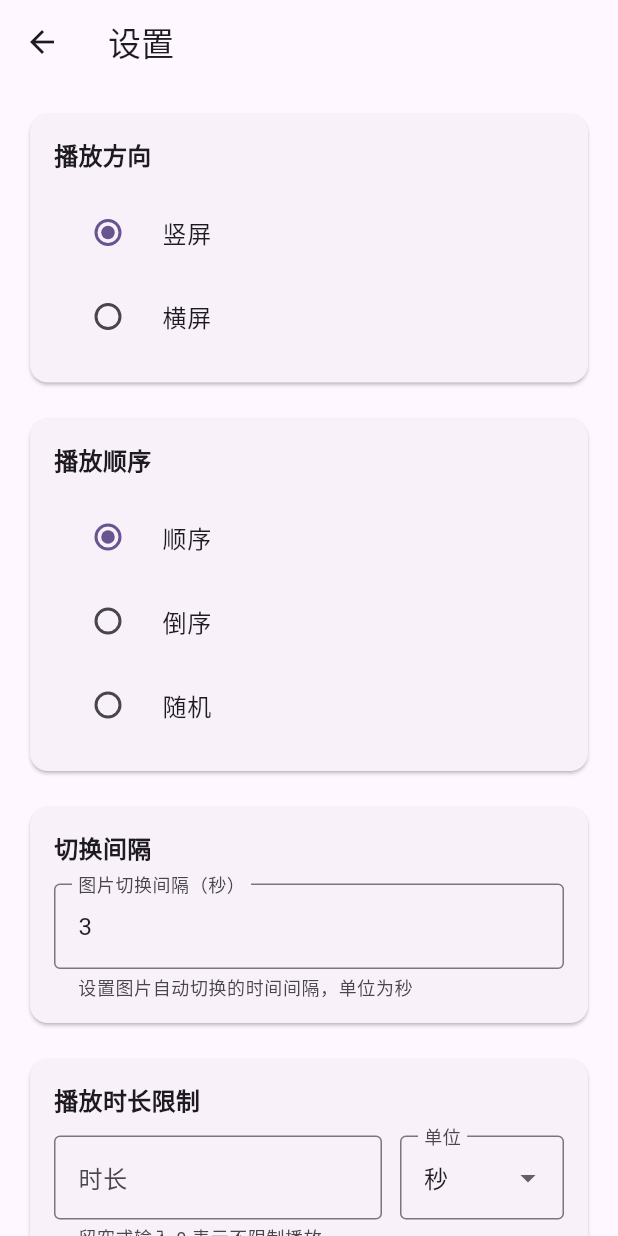
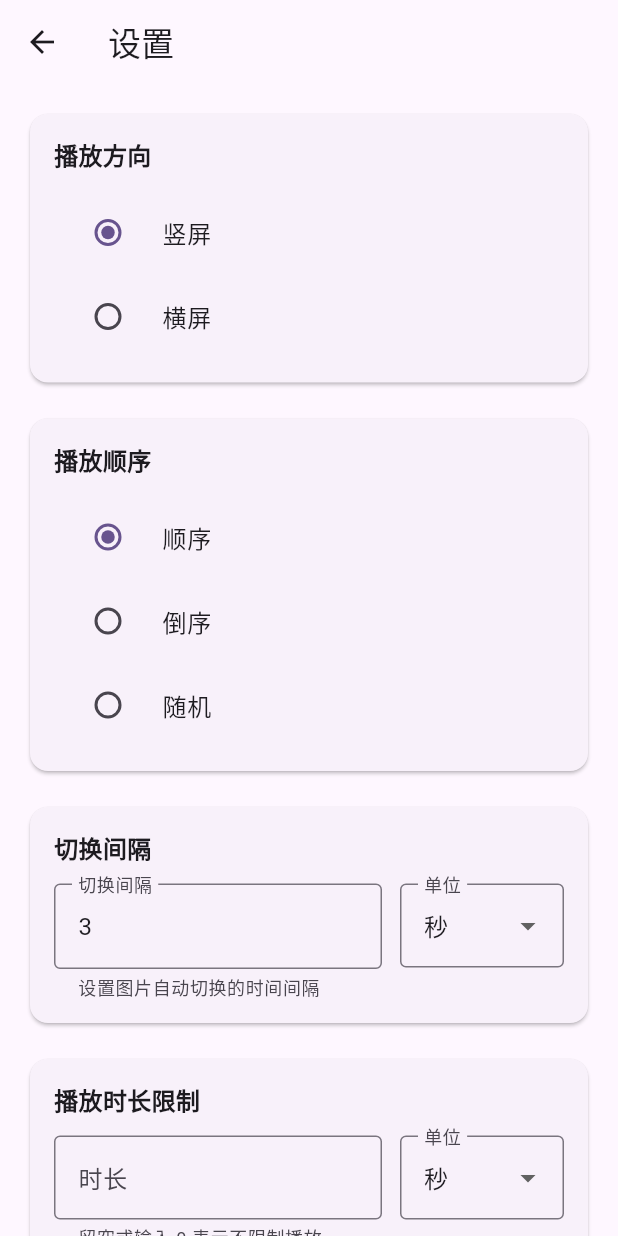
Before and after one commit to 0jiuxian0/vision_loop, a Flutter app: the SettingsPage screen opened directly, after a tap on "竖屏", on a phone screen of 412 x 824 dp. Run offline on Flutter 3.47's test engine with Material 3 defaults, Android fonts, the phone set to English and light mode, and no system bars; our stand-ins replace image_picker, reorderable_grid_view, shared_preferences, video_player, wakelock_plus; missing offline and left inert: video_thumbnail; accounts and stored records are empty.

Commit message:
feat: 设置页切换间隔加上单位

```diff
--- a/lib/main.dart
+++ b/lib/main.dart
@@ -3233,6 +3233,7 @@ class _SettingsPageState extends State<SettingsPage> {
   final SettingsRepository _repository = const SettingsRepository();
   final TextEditingController _durationController = TextEditingController();
   final TextEditingController _playbackDurationController = TextEditingController();
+  final FocusNode _durationFocusNode = FocusNode();
 
   AppSettings? _settings;
   bool _isLoading = true;
@@ -3245,6 +3246,33 @@ class _SettingsPageState extends State<SettingsPage> {
     _durationController.addListener(_onDurationChanged);
     // 监听播放时长输入变化，实时保存
     _playbackDurationController.addListener(_onPlaybackDurationChanged);
+    // 监听切换间隔输入框焦点变化
+    _durationFocusNode.addListener(_onDurationFocusChanged);
+  }
+
+  void _onDurationFocusChanged() {
+    // 当输入框失去焦点且为空时，填充默认值3
+    if (!_durationFocusNode.hasFocus && _settings != null) {
+      final text = _durationController.text.trim();
+      if (text.isEmpty) {
+        final defaultSeconds = 3;
+        String displayValue;
+        switch (_settings!.slideDurationUnit) {
+          case PlaybackDurationUnit.hours:
+            displayValue = (defaultSeconds ~/ 3600).toString();
+            break;
+          case PlaybackDurationUnit.minutes:
+            displayValue = (defaultSeconds ~/ 60).toString();
+            break;
+          case PlaybackDurationUnit.seconds:
+            displayValue = defaultSeconds.toString();
+            break;
+        }
+        _durationController.text = displayValue;
+        // 保存设置
+        _autoSaveSettings();
+      }
+    }
   }
 
   void _onDurationChanged() {
@@ -3269,11 +3297,24 @@ class _SettingsPageState extends State<SettingsPage> {
     final settings = await _repository.load();
     setState(() {
       _settings = settings;
-      _durationController.text = settings.slideDurationSeconds.toString();
+      // 根据单位显示切换间隔值
+      _durationController.text = _getSlideDurationDisplayValue(settings);
       // 根据单位显示播放时长值
       _playbackDurationController.text = _getPlaybackDurationDisplayValue(settings);
       _isLoading = false;
     });
+  }
+
+  /// 根据单位获取切换间隔的显示值
+  String _getSlideDurationDisplayValue(AppSettings settings) {
+    switch (settings.slideDurationUnit) {
+      case PlaybackDurationUnit.hours:
+        return (settings.slideDurationSeconds ~/ 3600).toString();
+      case PlaybackDurationUnit.minutes:
+        return (settings.slideDurationSeconds ~/ 60).toString();
+      case PlaybackDurationUnit.seconds:
+        return settings.slideDurationSeconds.toString();
+    }
   }
 
   /// 根据单位获取播放时长的显示值
@@ -3314,8 +3355,18 @@ class _SettingsPageState extends State<SettingsPage> {
   Future<void> _autoSaveSettings() async {
     if (_settings == null) return;
 
+    // 计算切换间隔（总秒数）
     final durationText = _durationController.text.trim();
-    final duration = int.tryParse(durationText);
+    // 如果输入为空，使用默认值3秒
+    final finalDurationText = durationText.isEmpty ? '3' : durationText;
+    final slideDurationSeconds = _calculateTotalSeconds(
+      finalDurationText,
+      _settings!.slideDurationUnit,
+    );
+    // 如果计算结果是 -1（无效值），使用默认值3秒
+    final finalSlideDurationSeconds = (slideDurationSeconds != -1 && slideDurationSeconds >= 1)
+        ? slideDurationSeconds
+        : 3;
 
     // 计算播放时长限制（总秒数）
     final playbackDurationText = _playbackDurationController.text.trim();
@@ -3324,20 +3375,19 @@ class _SettingsPageState extends State<SettingsPage> {
       _settings!.playbackDurationUnit,
     );
 
-    // 如果 duration 无效，使用当前设置的值（不更新 duration）
-    // 这样即使 duration 输入框无效，也能保存播放方向和播放模式
     final updated = _settings!.copyWith(
-      slideDurationSeconds: (duration != null && duration >= 1) ? duration : _settings!.slideDurationSeconds,
+      slideDurationSeconds: finalSlideDurationSeconds,
       maxPlaybackDurationSeconds: maxPlaybackDurationSeconds,
     );
     await _repository.save(updated);
-    debugPrint('[SettingsPage] _autoSaveSettings: 自动保存完成 - orientation=${updated.playbackOrientation}, mode=${updated.playbackMode}, duration=${updated.slideDurationSeconds}, maxPlaybackDuration=${updated.maxPlaybackDurationSeconds}s');
+    debugPrint('[SettingsPage] _autoSaveSettings: 自动保存完成 - orientation=${updated.playbackOrientation}, mode=${updated.playbackMode}, slideDuration=${updated.slideDurationSeconds}s, maxPlaybackDuration=${updated.maxPlaybackDurationSeconds}s');
   }
 
   @override
   void dispose() {
     _durationController.dispose();
     _playbackDurationController.dispose();
+    _durationFocusNode.dispose();
     super.dispose();
   }
 
@@ -3489,15 +3539,76 @@ class _SettingsPageState extends State<SettingsPage> {
                               ),
                             ),
                             const SizedBox(height: 12),
-                            TextField(
+                            Row(
+                              crossAxisAlignment: CrossAxisAlignment.start,
+                              children: [
+                                Expanded(
+                                  flex: 2,
+                                  child: TextField(
                                     controller: _durationController,
                                     decoration: const InputDecoration(
-                                labelText: '图片切换间隔（秒）',
+                                      labelText: '切换间隔',
                                       hintText: '例如：3',
                                       border: OutlineInputBorder(),
-                                helperText: '设置图片自动切换的时间间隔，单位为秒',
+                                      helperText: '设置图片自动切换的时间间隔',
                                     ),
                                     keyboardType: TextInputType.number,
+                                    focusNode: _durationFocusNode,
+                                  ),
+                                ),
+                                const SizedBox(width: 12),
+                                Expanded(
+                                  flex: 1,
+                                  child: DropdownButtonFormField<PlaybackDurationUnit>(
+                                    value: _settings!.slideDurationUnit,
+                                    decoration: const InputDecoration(
+                                      labelText: '单位',
+                                      border: OutlineInputBorder(),
+                                      contentPadding: EdgeInsets.symmetric(horizontal: 12, vertical: 16),
+                                    ),
+                                    items: const [
+                                      DropdownMenuItem(
+                                        value: PlaybackDurationUnit.hours,
+                                        child: Text('小时'),
+                                      ),
+                                      DropdownMenuItem(
+                                        value: PlaybackDurationUnit.minutes,
+                                        child: Text('分钟'),
+                                      ),
+                                      DropdownMenuItem(
+                                        value: PlaybackDurationUnit.seconds,
+                                        child: Text('秒'),
+                                      ),
+                                    ],
+                                    onChanged: (value) {
+                                      if (value != null) {
+                                        // 先保存当前输入的值（转换为总秒数）
+                                        final currentText = _durationController.text.trim();
+                                        final totalSeconds = _calculateTotalSeconds(
+                                          currentText,
+                                          _settings!.slideDurationUnit,
+                                        );
+                                        // 如果计算结果是 -1（无效值），使用当前设置的值
+                                        final finalTotalSeconds = (totalSeconds != -1 && totalSeconds >= 1)
+                                            ? totalSeconds
+                                            : _settings!.slideDurationSeconds;
+
+                                        setState(() {
+                                          // 更新单位
+                                          _settings = _settings!.copyWith(
+                                            slideDurationUnit: value,
+                                            slideDurationSeconds: finalTotalSeconds,
+                                          );
+                                          // 根据新单位更新显示值
+                                          _durationController.text = _getSlideDurationDisplayValue(_settings!);
+                                        });
+                                        // 实时保存
+                                        _autoSaveSettings();
+                                      }
+                                    },
+                                  ),
+                                ),
+                              ],
                             ),
           ],
         ),
--- a/lib/models/app_settings.dart
+++ b/lib/models/app_settings.dart
@@ -48,6 +48,7 @@ class AppSettings {
     this.playbackMode = PlaybackMode.sequential,
     this.maxPlaybackDurationSeconds = -1, // -1 表示不限制
     this.playbackDurationUnit = PlaybackDurationUnit.seconds,
+    this.slideDurationUnit = PlaybackDurationUnit.seconds,
   });
 
   /// 播放模式：横屏或竖屏。
@@ -65,12 +66,16 @@ class AppSettings {
   /// 播放时长单位（用于设置页面显示和输入）。
   final PlaybackDurationUnit playbackDurationUnit;
 
+  /// 切换间隔单位（用于设置页面显示和输入）。
+  final PlaybackDurationUnit slideDurationUnit;
+
   AppSettings copyWith({
     PlaybackOrientation? playbackOrientation,
     int? slideDurationSeconds,
     PlaybackMode? playbackMode,
     int? maxPlaybackDurationSeconds,
     PlaybackDurationUnit? playbackDurationUnit,
+    PlaybackDurationUnit? slideDurationUnit,
   }) {
     return AppSettings(
       playbackOrientation: playbackOrientation ?? this.playbackOrientation,
@@ -78,6 +83,7 @@ class AppSettings {
       playbackMode: playbackMode ?? this.playbackMode,
       maxPlaybackDurationSeconds: maxPlaybackDurationSeconds ?? this.maxPlaybackDurationSeconds,
       playbackDurationUnit: playbackDurationUnit ?? this.playbackDurationUnit,
+      slideDurationUnit: slideDurationUnit ?? this.slideDurationUnit,
     );
   }
 
@@ -96,6 +102,7 @@ class AppSettings {
       'playbackMode': _playbackModeToString(playbackMode),
       'maxPlaybackDurationSeconds': maxPlaybackDurationSeconds,
       'playbackDurationUnit': _playbackDurationUnitToString(playbackDurationUnit),
+      'slideDurationUnit': _playbackDurationUnitToString(slideDurationUnit),
     };
   }
 
@@ -110,7 +117,10 @@ class AppSettings {
       ),
       maxPlaybackDurationSeconds: json['maxPlaybackDurationSeconds'] as int? ?? -1,
       playbackDurationUnit: _playbackDurationUnitFromString(
-        json['playbackDurationUnit'] as String? ?? 'hours',
+        json['playbackDurationUnit'] as String? ?? 'seconds',
+      ),
+      slideDurationUnit: _playbackDurationUnitFromString(
+        json['slideDurationUnit'] as String? ?? 'seconds',
       ),
     );
   }
```
Lines whose indentation alone changed are shown as unchanged.
